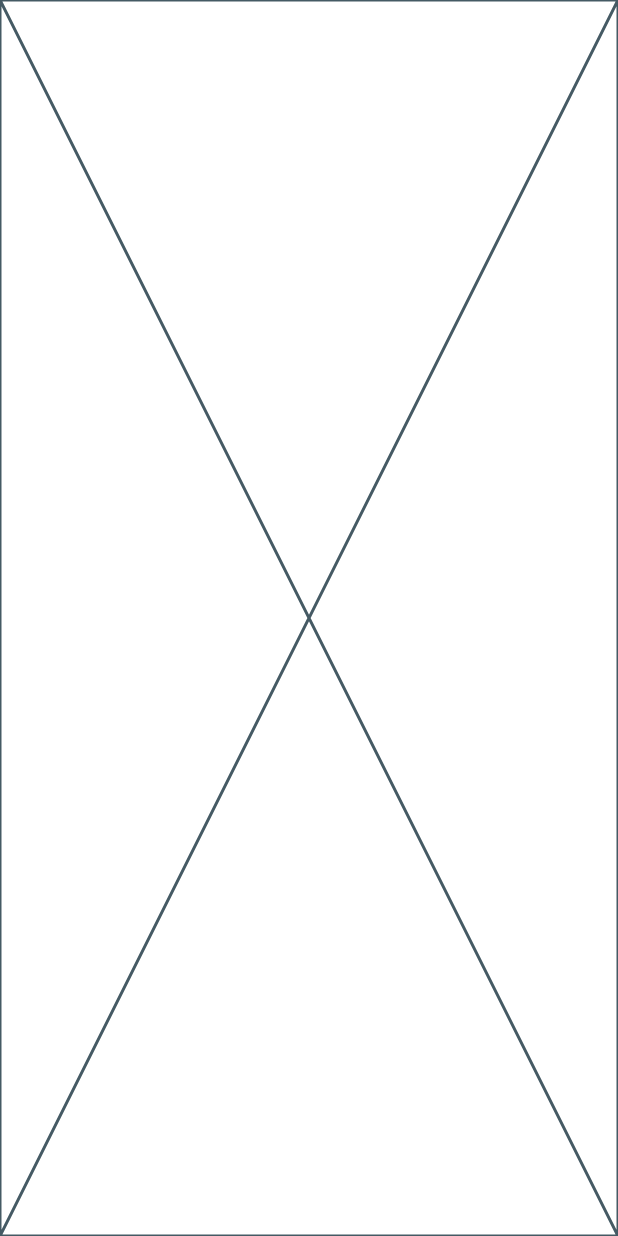
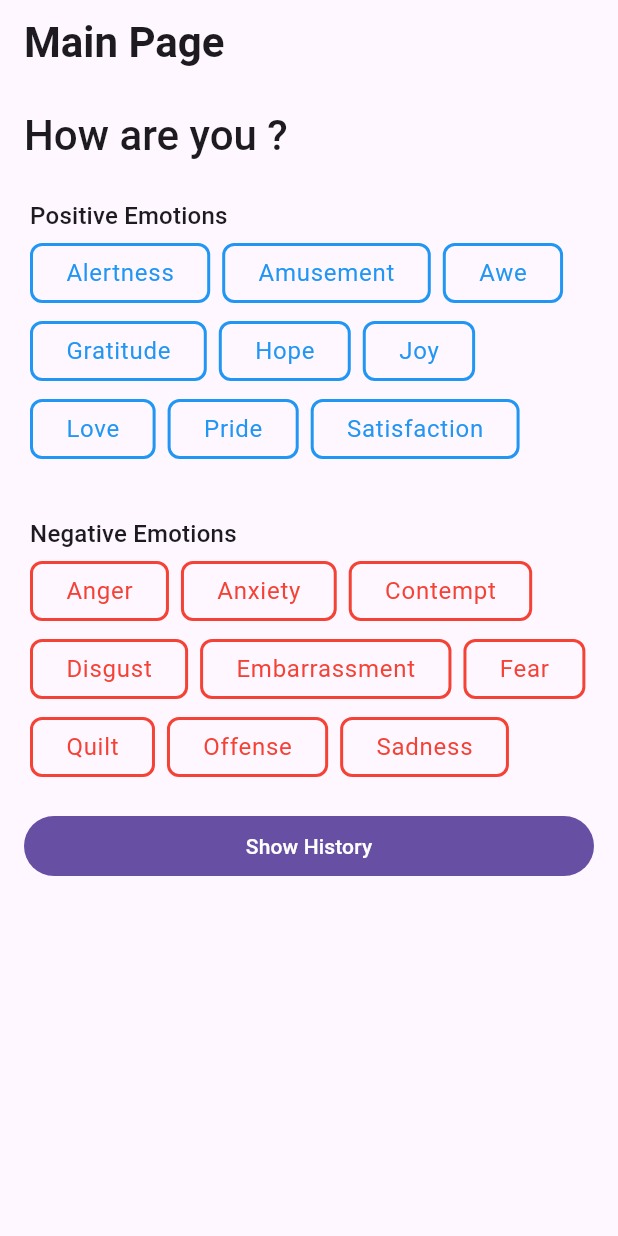
Before and after one commit to Ramazan713/Emotion-Tracker, a Flutter app: the screen it shows after launch, on a phone screen of 412 x 824 dp. Run offline on Flutter 3.47's test engine with Material 3 defaults, Android fonts, the light colour scheme and no system bars; our stand-ins replace get.

Commit message:
add home page

```diff
--- /dev/null
+++ b/lib/core/utils/emotions_util.dart
@@ -0,0 +1,13 @@
+
+class EmotionsUtil{
+
+  static final positiveEmotions = [
+    "Alertness", "Amusement", "Awe", "Gratitude", "Hope", "Joy",
+    "Love", "Pride", "Satisfaction"
+  ];
+  static final negativeEmotions = [
+    "Anger", "Anxiety", "Contempt", "Disgust", "Embarrassment",
+    "Fear", "Quilt", "Offense", "Sadness"
+  ];
+
+}
--- a/lib/features/app/my_app_default_bindings.dart
+++ b/lib/features/app/my_app_default_bindings.dart
@@ -1,4 +1,5 @@
 
+import 'package:emotion_tracker/features/main/main_controller.dart';
 import 'package:get/get.dart';
 
 class MyAppDefaultBindings extends Bindings{
@@ -6,7 +7,7 @@ class MyAppDefaultBindings extends Bindings{
 
   @override
   void dependencies() {
-
+    Get.put(MainController());
   }
 
 }
--- /dev/null
+++ b/lib/features/main/components/emotion_collection_item.dart
@@ -0,0 +1,51 @@
+import 'package:flutter/material.dart';
+
+import 'emotion_item.dart';
+
+class EmotionCollectionItem extends StatelessWidget {
+  final String title;
+  final List<String> emotions;
+  final bool isPositive;
+  final void Function(String emotion) onClick;
+  final EdgeInsets? margins;
+
+  const EmotionCollectionItem({
+    super.key,
+    required this.title,
+    required this.onClick,
+    required this.isPositive,
+    required this.emotions,
+    this.margins
+  });
+
+  @override
+  Widget build(BuildContext context) {
+    return Padding(
+      padding: margins ?? EdgeInsets.zero,
+      child: Column(
+        crossAxisAlignment: CrossAxisAlignment.stretch,
+        children: [
+          Padding(
+            padding: const EdgeInsets.symmetric(horizontal: 4),
+            child: Text(
+              title,
+              style: Theme.of(context).textTheme.titleMedium,
+            ),
+          ),
+          Wrap(
+            children: emotions.map((item){
+              return EmotionItem(
+                  margins: const EdgeInsets.symmetric(horizontal: 4,vertical: 2),
+                  name: item,
+                  isPositive: isPositive,
+                  onClick: (){
+                    onClick(item);
+                  }
+              );
+            }).toList(),
+          )
+        ],
+      ),
+    );
+  }
+}
--- /dev/null
+++ b/lib/features/main/components/emotion_item.dart
@@ -0,0 +1,43 @@
+import 'package:flutter/material.dart';
+
+class EmotionItem extends StatelessWidget {
+  final String name;
+  final bool isPositive;
+  final void Function() onClick;
+  final EdgeInsets? margins;
+
+  const EmotionItem({
+    super.key,
+    required this.name,
+    required this.isPositive,
+    required this.onClick,
+    this.margins
+  });
+
+  @override
+  Widget build(BuildContext context) {
+    final color = isPositive ? Colors.blue : Colors.red;
+
+    return Padding(
+      padding: margins ?? EdgeInsets.zero,
+      child: OutlinedButton(
+        onPressed: onClick,
+        style: OutlinedButton.styleFrom(
+          side: BorderSide(
+              color: color,
+              width: 2
+          ),
+          shape: const RoundedRectangleBorder(
+              borderRadius: BorderRadius.all(Radius.circular(8)),
+          )
+        ),
+        child: Text(
+          name,
+          style: Theme.of(context).textTheme.bodyLarge?.copyWith(
+              color: color
+          ),
+        ),
+      ),
+    );
+  }
+}
--- /dev/null
+++ b/lib/features/main/main_controller.dart
@@ -0,0 +1,6 @@
+
+import 'package:get/get.dart';
+
+class MainController extends GetxController{
+
+}
--- a/lib/features/main/main_page.dart
+++ b/lib/features/main/main_page.dart
@@ -1,10 +1,65 @@
+import 'package:emotion_tracker/core/utils/emotions_util.dart';
+import 'package:emotion_tracker/features/main/main_controller.dart';
 import 'package:flutter/material.dart';
+import 'package:get/get.dart';
 
-class MainPage extends StatelessWidget {
+import 'components/emotion_collection_item.dart';
+
+class MainPage extends GetView<MainController> {
   const MainPage({super.key});
 
   @override
   Widget build(BuildContext context) {
-    return const Placeholder();
+    return Scaffold(
+      appBar: AppBar(
+        title: Text(
+            "Main Page",
+          style: Theme.of(context).textTheme.headlineMedium?.copyWith(
+              fontWeight: FontWeight.w600
+          ),
+        ),
+      ),
+      body: SafeArea(
+        child: Padding(
+          padding: const EdgeInsets.symmetric(horizontal: 16,vertical: 16),
+          child: Column(
+            crossAxisAlignment: CrossAxisAlignment.stretch,
+            children: [
+              Text(
+                "How are you ?",
+                style: Theme.of(context).textTheme.headlineMedium?.copyWith(
+                  fontWeight: FontWeight.w500
+                ),
+              ),
+              const SizedBox(height: 8,),
+              EmotionCollectionItem(
+                margins: const EdgeInsets.symmetric(vertical: 16),
+                title: "Positive Emotions",
+                emotions: EmotionsUtil.positiveEmotions,
+                isPositive: true,
+                onClick: (emotion){
+
+                },
+              ),
+              EmotionCollectionItem(
+                margins: const EdgeInsets.symmetric(vertical: 16),
+                title: "Negative Emotions",
+                emotions: EmotionsUtil.negativeEmotions,
+                isPositive: false,
+                onClick: (emotion){
+
+                },
+              ),
+              FilledButton(
+                onPressed: (){
+
+                },
+                child: const Text("Show History")
+              )
+            ],
+          ),
+        ),
+      ),
+    );
   }
 }
```
